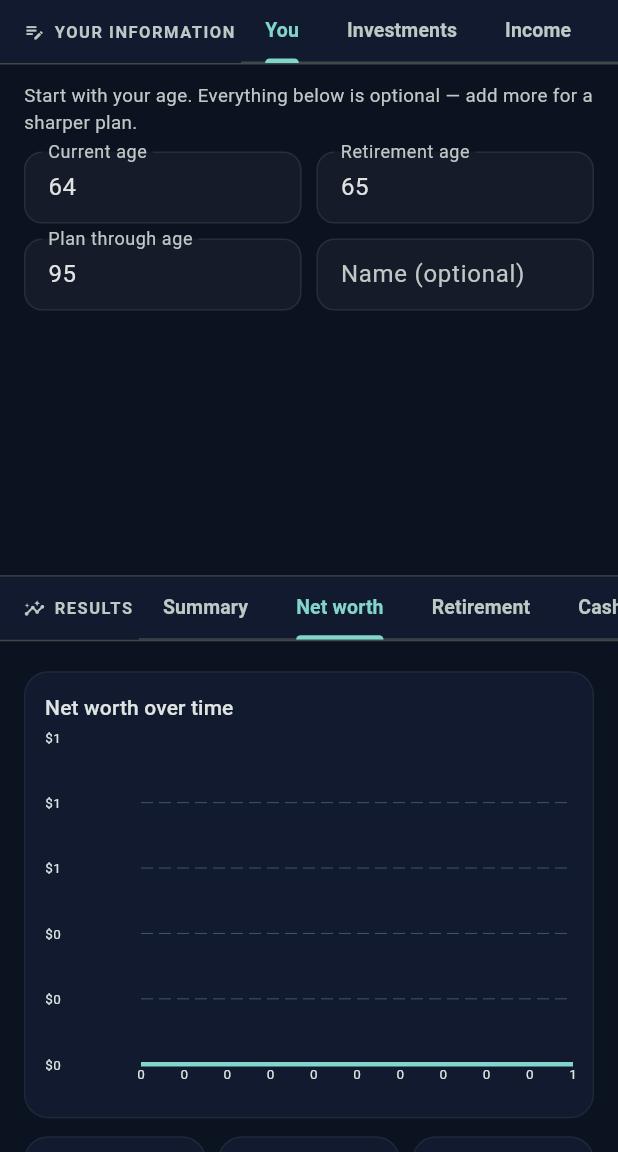
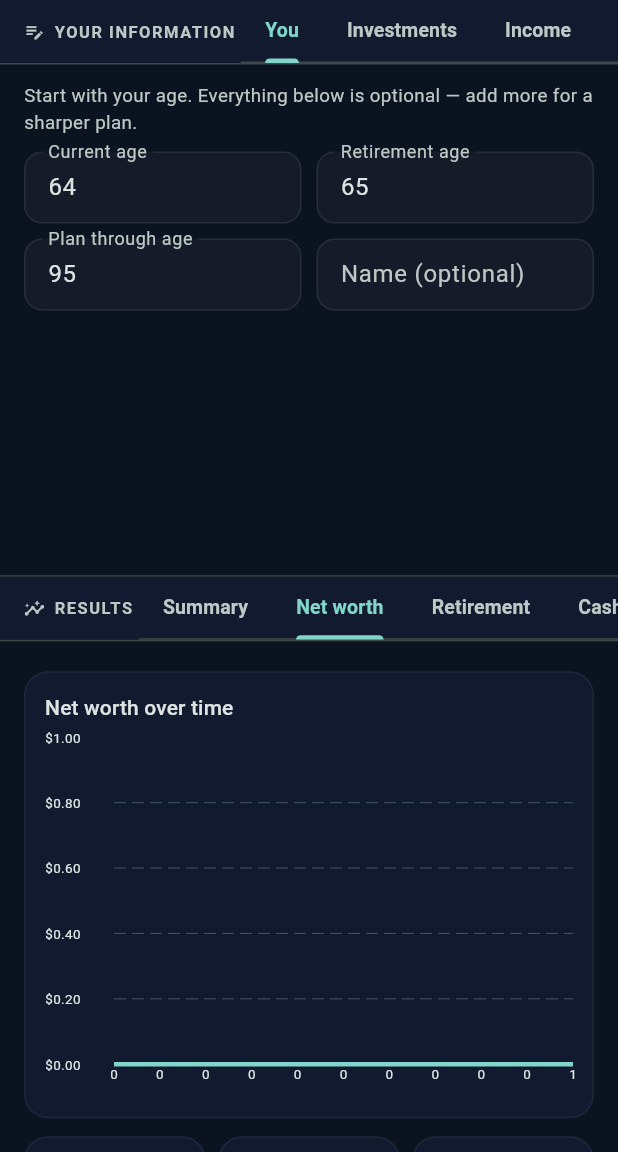
Before and after one commit to Bobs-Dev-Attic/Wealthy, a Flutter app: the screen it shows once a user with an empty profile is signed in, tab 5 chosen, on a phone screen of 412 x 824 dp, the part 84-1236 px from its top. Run offline on Flutter 3.47's test engine with Material 3 defaults, Android fonts, the phone set to English and light mode, and no system bars; drawn by our look-alikes of fl_chart; our stand-ins replace flutter_riverpod, go_router, qr_flutter, shared_preferences, supabase_flutter; missing offline and left inert: mobile_scanner; accounts and stored records are empty.

Commit message:
Use compact dollar labels on chart axes
Now that tooltips show full dollar amounts, revert the axis labels to the compact
format ($1.2M) and narrower gutter to keep the charts uncluttered.

Co-Authored-By: Claude Opus 4.8 <noreply@anthropic.com>
Claude-Session: https://claude.ai/code/session_018xKGDew6xYs3piMjpbgCt5

```diff
--- a/lib/screens/planner/result_tabs.dart
+++ b/lib/screens/planner/result_tabs.dart
@@ -313,8 +313,8 @@ class _SimpleLine extends StatelessWidget {
         leftTitles: AxisTitles(
           sideTitles: SideTitles(
               showTitles: true,
-              reservedSize: 64,
-              getTitlesWidget: (v, _) => Text(money(v), style: const TextStyle(fontSize: 9))),
+              reservedSize: 46,
+              getTitlesWidget: (v, _) => Text(moneyCompact(v), style: const TextStyle(fontSize: 9))),
         ),
         bottomTitles: AxisTitles(
           sideTitles: SideTitles(
--- a/lib/widgets/result_widgets.dart
+++ b/lib/widgets/result_widgets.dart
@@ -204,9 +204,9 @@ FlTitlesData _titles(double maxY) => FlTitlesData(
       leftTitles: AxisTitles(
         sideTitles: SideTitles(
           showTitles: true,
-          reservedSize: 64,
+          reservedSize: 46,
           getTitlesWidget: (v, _) =>
-              Text(money(v), style: const TextStyle(fontSize: 9)),
+              Text(moneyCompact(v), style: const TextStyle(fontSize: 9)),
         ),
       ),
       bottomTitles: AxisTitles(
```
